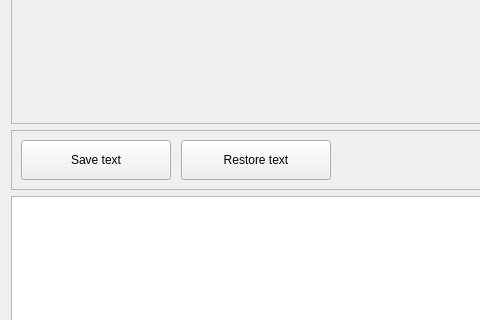
Open-Typer/Open-Typer, file ui/packview.ui: the form before one commit; both pictures show x 0 to 480 and y 293 to 613 of the 1223 by 746 pixel window.
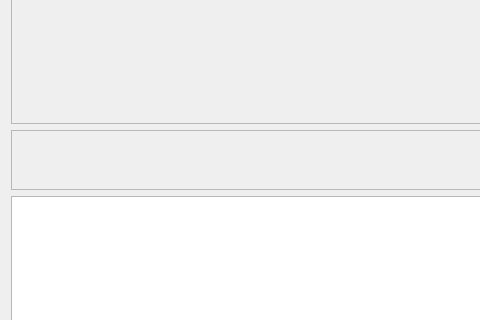
The form after the commit. Icons and pictures are not drawn.

Commit message: ui: packview: Remove text buttons

Patch:
```diff
--- a/ui/packview.ui
+++ b/ui/packview.ui
@@ -37,88 +37,6 @@
      <property name="frameShadow">
       <enum>QFrame::Raised</enum>
      </property>
-     <widget class="QPushButton" name="restoreTextButton">
-      <property name="geometry">
-       <rect>
-        <x>170</x>
-        <y>10</y>
-        <width>150</width>
-        <height>40</height>
-       </rect>
-      </property>
-      <property name="minimumSize">
-       <size>
-        <width>150</width>
-        <height>40</height>
-       </size>
-      </property>
-      <property name="maximumSize">
-       <size>
-        <width>40</width>
-        <height>16777215</height>
-       </size>
-      </property>
-      <property name="focusPolicy">
-       <enum>Qt::TabFocus</enum>
-      </property>
-      <property name="text">
-       <string>Restore text</string>
-      </property>
-      <property name="icon">
-       <iconset resource="../res.qrc">
-        <normaloff>:/res/images/refresh.png</normaloff>:/res/images/refresh.png</iconset>
-      </property>
-      <property name="iconSize">
-       <size>
-        <width>30</width>
-        <height>30</height>
-       </size>
-      </property>
-     </widget>
-     <widget class="QPushButton" name="saveTextButton">
-      <property name="geometry">
-       <rect>
-        <x>10</x>
-        <y>10</y>
-        <width>150</width>
-        <height>40</height>
-       </rect>
-      </property>
-      <property name="sizePolicy">
-       <sizepolicy hsizetype="Fixed" vsizetype="Fixed">
-        <horstretch>0</horstretch>
-        <verstretch>0</verstretch>
-       </sizepolicy>
-      </property>
-      <property name="minimumSize">
-       <size>
-        <width>150</width>
-        <height>40</height>
-       </size>
-      </property>
-      <property name="maximumSize">
-       <size>
-        <width>40</width>
-        <height>16777215</height>
-       </size>
-      </property>
-      <property name="focusPolicy">
-       <enum>Qt::TabFocus</enum>
-      </property>
-      <property name="text">
-       <string>Save text</string>
-      </property>
-      <property name="icon">
-       <iconset resource="../res.qrc">
-        <normaloff>:/res/images/edit.png</normaloff>:/res/images/edit.png</iconset>
-      </property>
-      <property name="iconSize">
-       <size>
-        <width>30</width>
-        <height>30</height>
-       </size>
-      </property>
-     </widget>
     </widget>
    </item>
    <item row="1" column="0">
```
